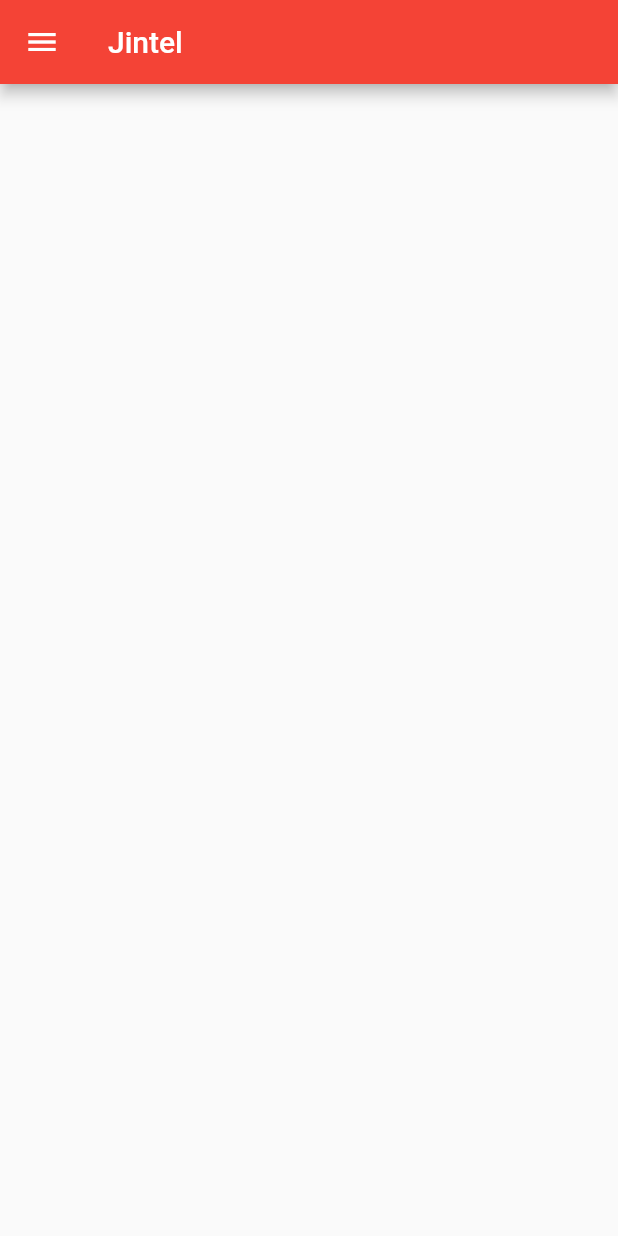
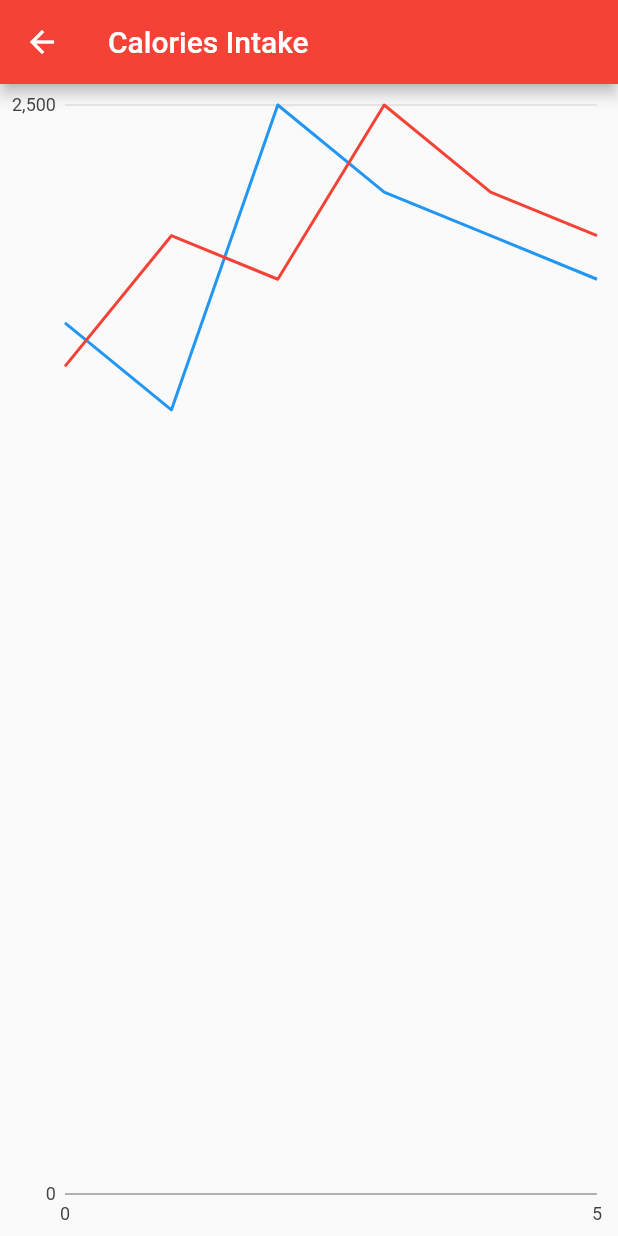
Before and after one commit to amymeikee/JintelComparisonGraphs1, a Flutter app: the screen it shows after launch, in the side drawer, after a tap on "Health", on a phone screen of 412 x 824 dp. Run offline on Flutter 3.47's test engine with Material 2 defaults, Android fonts, the phone set to English and light mode, and no system bars; our stand-ins replace charts_flutter.

Commit message:
added charts

```diff
--- /dev/null
+++ b/lib/calorieschart.dart
@@ -0,0 +1,72 @@
+import 'package:charts_flutter/flutter.dart' as charts;
+import 'package:flutter/material.dart';
+
+/// Example of a line chart rendered with dash patterns.
+class DashPatternLineChart extends StatelessWidget {
+  final List<charts.Series> seriesList;
+  final bool animate;
+
+  DashPatternLineChart(this.seriesList, {this.animate});
+
+  /// Creates a [LineChart] with sample data and no transition.
+  factory DashPatternLineChart.withSampleData() {
+    return new DashPatternLineChart(
+      _createSampleData(),
+      // Disable animations for image tests.
+      animate: false,
+    );
+  }
+
+
+  @override
+  Widget build(BuildContext context) {
+    return new charts.LineChart(seriesList, animate: animate);
+  }
+
+  /// Create three series with sample hard coded data.
+  static List<charts.Series<LinearCalories, int>> _createSampleData() {
+    final averageDailyCalorieIntake = [
+      new LinearCalories(0, 2000),
+      new LinearCalories(1, 1800),
+      new LinearCalories(2, 2500),
+      new LinearCalories(3, 2300),
+      new LinearCalories(4, 2200),
+      new LinearCalories(5, 2100),
+    ];
+
+    var myDailyCalorieIntake = [
+      new LinearCalories(0, 1900),
+      new LinearCalories(1, 2200),
+      new LinearCalories(2, 2100),
+      new LinearCalories(3, 2500),
+      new LinearCalories(4, 2300),
+      new LinearCalories(5, 2200),
+    ];
+
+    return [
+      new charts.Series<LinearCalories, int>(
+        id: 'Desktop',
+        colorFn: (_, __) => charts.MaterialPalette.blue.shadeDefault,
+        dashPattern: [2, 2],
+        domainFn: (LinearCalories calories, _) => calories.month,
+        measureFn: (LinearCalories calories, _) => calories.calories,
+        data: averageDailyCalorieIntake,
+      ),
+      new charts.Series<LinearCalories, int>(
+        id: 'Tablet',
+        colorFn: (_, __) => charts.MaterialPalette.red.shadeDefault,
+        domainFn: (LinearCalories calories, _) => calories.month,
+        measureFn: (LinearCalories calories, _) => calories.calories,
+        data: myDailyCalorieIntake,
+      ),
+    ];
+  }
+}
+
+/// Sample linear data type.
+class LinearCalories {
+  final int month;
+  final int calories;
+
+  LinearCalories(this.month, this.calories);
+}
--- /dev/null
+++ b/lib/healthpage.dart
@@ -0,0 +1,17 @@
+import 'package:flutter/material.dart';
+import 'package:jintel/calorieschart.dart' as charts;
+
+class HealthPage extends StatelessWidget {
+
+  @override
+  Widget build(BuildContext context) {
+    return new Scaffold(
+      appBar: new AppBar(
+        title: new Text("Calories Intake"),
+      ),
+      body: new Container(
+        child: new charts.DashPatternLineChart.withSampleData(),
+      ),
+    );
+  }
+}
--- a/lib/labresultspage.dart
+++ /dev/null
@@ -1,21 +0,0 @@
-import 'package:flutter/material.dart';
-
-class LabResultsPage extends StatelessWidget {
-  @override
-  Widget build(BuildContext context) {
-    return new Scaffold(
-      appBar: new AppBar(
-        title: new Text("Lab Results"),
-      ),
-      body: new Center(
-        child: new RaisedButton(
-          onPressed: () {
-            Navigator.pop(context);
-          },
-          child: new Text('Go back!'),
-        ),
-      ),
-
-    );
-  }
-}
--- a/lib/main.dart
+++ b/lib/main.dart
@@ -1,5 +1,5 @@
 import 'package:flutter/material.dart';
-import 'package:jintel/labresultspage.dart';
+import 'package:jintel/healthpage.dart';
 
 void main() => runApp(new JintelApp());
 
@@ -15,7 +15,7 @@ class JintelApp extends StatelessWidget {
         primarySwatch: Colors.red
       ),
       routes: <String, WidgetBuilder>{
-        '/labresults': (BuildContext context) => new LabResultsPage(),
+        '/health': (BuildContext context) => new HealthPage(),
       },
       home: new HomePage()
     );
@@ -30,6 +30,18 @@ class HomePage extends StatelessWidget {
           title: new Text('Jintel'),
           backgroundColor: Colors.red,
         ),
+        body: new Container(
+          padding: const EdgeInsets.only(left: 15.0),
+          child: new Row(
+            children: <Widget>[
+              new Expanded(
+                child: new Center(
+                  child: new Text("None of the data in this application is based on real values or estimates."),
+                )
+              )
+            ],
+          ),
+        ),
         drawer: new Drawer(
           child: new ListView(
             padding: EdgeInsets.zero,
@@ -38,7 +50,7 @@ class HomePage extends StatelessWidget {
                 currentAccountPicture: new CircleAvatar(
                   backgroundColor: Colors.white,
                 ),
-                accountName: new Text('Jintel Health Patient'),
+                accountName: new Text('User'),
                 accountEmail: new Text('user@email.com'),
                 decoration: new BoxDecoration(
                   color: Colors.red
@@ -47,16 +59,9 @@ class HomePage extends StatelessWidget {
               new ListTile(
                 title: new Text('Health'),
                 onTap: () {
-                  print('Tapped Health');
-                  Navigator.pop(context);
-                },
-              ),
-              new ListTile(
-                title: new Text('Lab Results'),
-                onTap: () {
                   Navigator.push(
                     context,
-                    new MaterialPageRoute(builder: (context) => new LabResultsPage()),
+                    new MaterialPageRoute(builder: (context) => new HealthPage()),
                   );
                 },
               ),
--- a/pubspec.yaml
+++ b/pubspec.yaml
@@ -8,6 +8,7 @@ dependencies:
   # The following adds the Cupertino Icons font to your application.
   # Use with the CupertinoIcons class for iOS style icons.
   cupertino_icons: ^0.1.2
+  charts_flutter: "^0.3.0"
 
 dev_dependencies:
   flutter_test:
```
Also changed, not shown: pubspec.lock.
